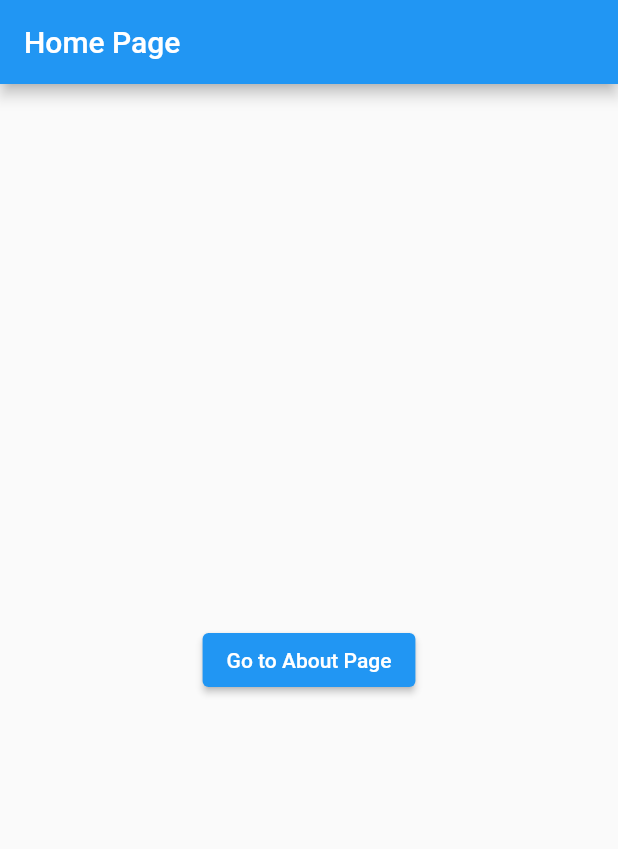
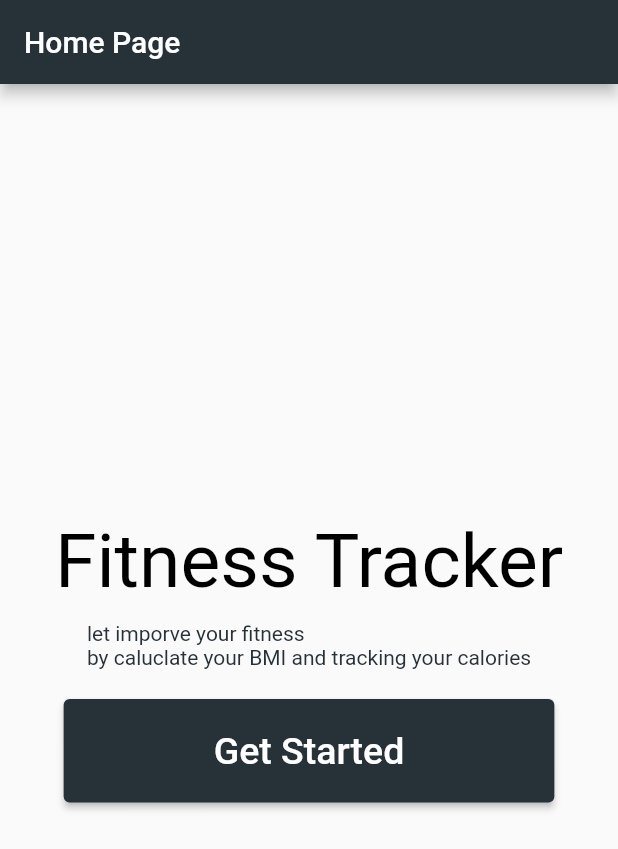
Before and after one commit to abdulmalikalomayri/fitnessapp, a Flutter app: the screen it shows after launch, on a phone screen of 412 x 824 dp. Shown: the top 849 px of the screen. Run offline on Flutter 3.47's test engine with Material 2 defaults, Android fonts, the phone set to English and light mode, and no system bars; our stand-ins replace font_awesome_flutter.

Commit message:
get started page completed!

```diff
--- a/lib/main.dart
+++ b/lib/main.dart
@@ -2,14 +2,11 @@ import 'package:flutter/material.dart';
 import 'package:font_awesome_flutter/font_awesome_flutter.dart';
 import 'package:myflutterapp/view/about.dart';
 
-enum Gender {
-  male,
-  female,
-}
-
 void main() {
   runApp(
-    MaterialApp(home: MyApp()), // use MaterialApp
+
+    MaterialApp(
+      home: MyApp()), // use MaterialApp
   );
 }
 
@@ -23,22 +20,33 @@ class _MyAppState extends State<MyApp> {
   @override
   Widget build(BuildContext context) {
     return MaterialApp(
+      debugShowCheckedModeBanner: false,
       home: Scaffold(
         appBar: AppBar(
           title: Text("Home Page"),
+          backgroundColor: Colors.blueGrey[900],
         ),
         body: Center(
-          child: ElevatedButton(
-            child: Text("Go to About Page"),
-            onPressed: () {
-              Navigator.push(
-                context,
-                MaterialPageRoute(
-                  builder: (_) => About(),
-                  ),
-              );
-            },
-          )
+          child: Column
+          (
+            mainAxisAlignment: MainAxisAlignment.center,
+            children: [
+            Text("Fitness Tracker", style: TextStyle(fontSize: 50, color: Colors.black),),
+            SizedBox(height: 10,), // this line use to create a margin between the two widgets
+            Text("let imporve your fitness \nby caluclate your BMI and tracking your calories", style: TextStyle(fontSize: 14, color: Colors.blueGrey[900],),),
+            SizedBox(height: 20),
+            ElevatedButton(
+                onPressed: () {},
+                style: ElevatedButton.styleFrom(
+                    backgroundColor: Colors.blueGrey[900],
+                    padding: const EdgeInsets.symmetric(
+                        vertical: 20, horizontal: 100)),
+                child: const Text(
+                  'Get Started',
+                  style: TextStyle(fontSize: 25, color: Colors.white),
+                )),
+          ],)
+
         )
         )
     );
```
